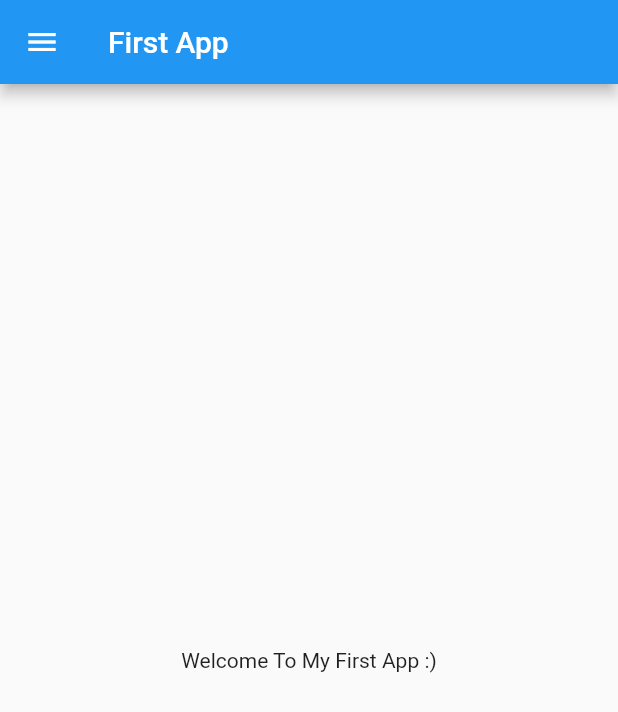
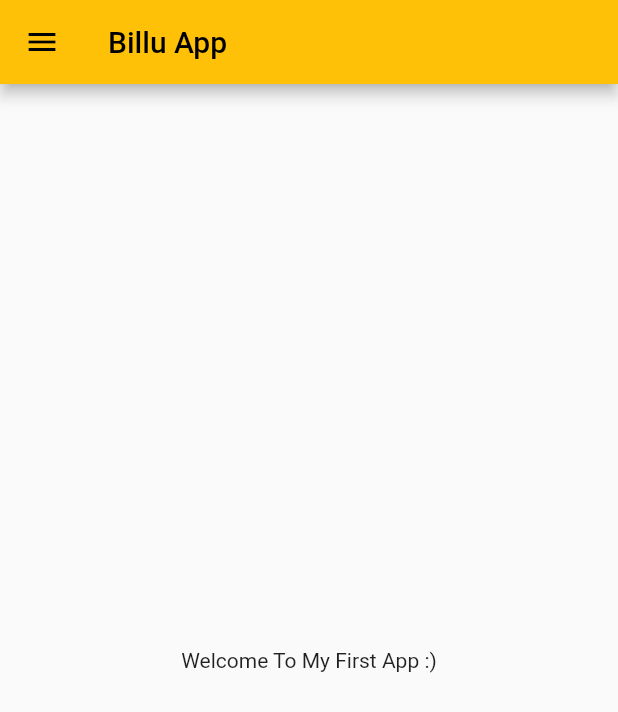
Before and after one commit to RahulRazdan/30DaysOfFlutter, a Flutter app: the screen it shows after launch, on a phone screen of 412 x 824 dp. Shown: the top 712 px of the screen. Run offline on Flutter 3.47's test engine with Material 2 defaults, Android fonts, the phone set to English and light mode, and no system bars.

Commit message:
Day3 completed

```diff
--- a/lib/main.dart
+++ b/lib/main.dart
@@ -1,5 +1,6 @@
 import 'package:flutter/material.dart';
-import 'home_page.dart';
+import 'package:flutter_application/pages/login_page.dart';
+import 'pages/home_page.dart';
 
 void main() {
   runApp(const MyApp());
@@ -12,21 +13,15 @@ class MyApp extends StatelessWidget {
   @override
   Widget build(BuildContext context) {
     return MaterialApp(
-      title: 'Flutter App',
-      theme: ThemeData(
-        // This is the theme of your application.
-        //
-        // Try running your application with "flutter run". You'll see the
-        // application has a blue toolbar. Then, without quitting the app, try
-        // changing the primarySwatch below to Colors.green and then invoke
-        // "hot reload" (press "r" in the console where you ran "flutter run",
-        // or simply save your changes to "hot reload" in a Flutter IDE).
-        // Notice that the counter didn't reset back to zero; the application
-        // is not restarted.
-        primarySwatch: Colors.blue,
-      ),
-      //home: const MyHomePage(title: 'Flutter Demo Home Page New'),
-      home: const HomePage(),
+      themeMode: ThemeMode.light,
+      theme: ThemeData(primarySwatch: Colors.amber),
+      darkTheme: ThemeData(brightness: Brightness.dark),
+      initialRoute: "/home",
+      routes: {
+        "/": (context) => const LoginPage(),
+        "/home": (context) => const HomePage(),
+        "/login": (context) => const LoginPage()
+      },
     );
   }
 }
--- a/lib/home_page.dart
+++ b/lib/pages/home_page.dart
@@ -7,7 +7,7 @@ class HomePage extends StatelessWidget {
   @override
   Widget build(BuildContext context) {
     return Scaffold(
-      appBar: AppBar(title: const Text("First App")),
+      appBar: AppBar(title: const Text("Billu App")),
       body: Center(
         child: Text("Welcome To My $app"),
       ),
```
Also changed, not shown: lib/pages/login_page.dart (added, +17 -0 lines).
